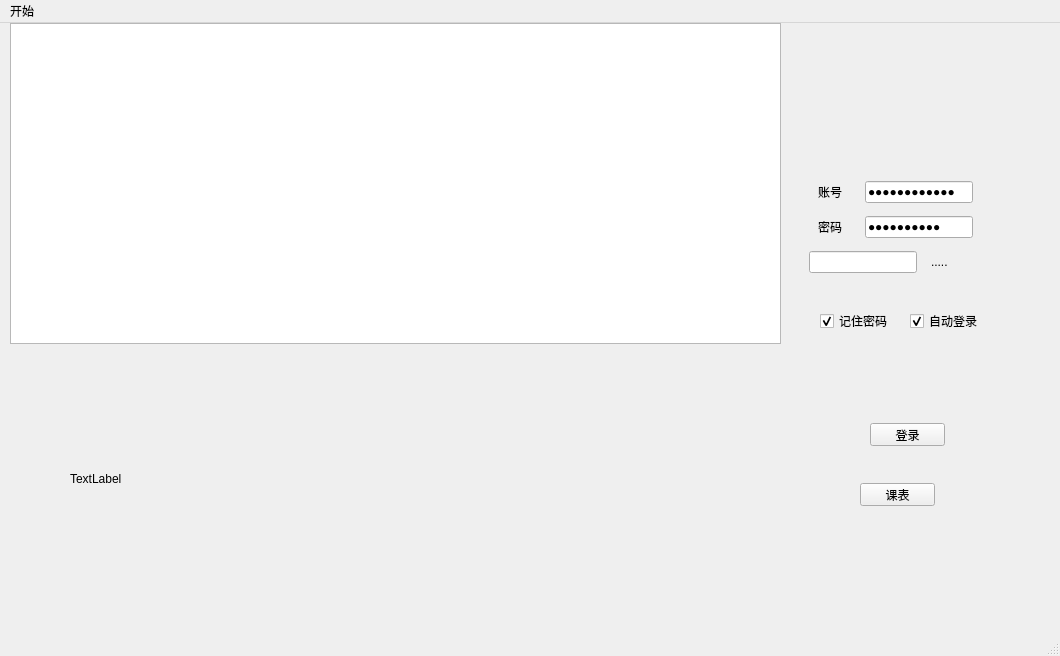
This is Qt-Zhku-Client/zhkuclientmain.ui in yujiecong/Qt-Zhku-Client as Qt 5 draws it before an edit. The edited form follows.
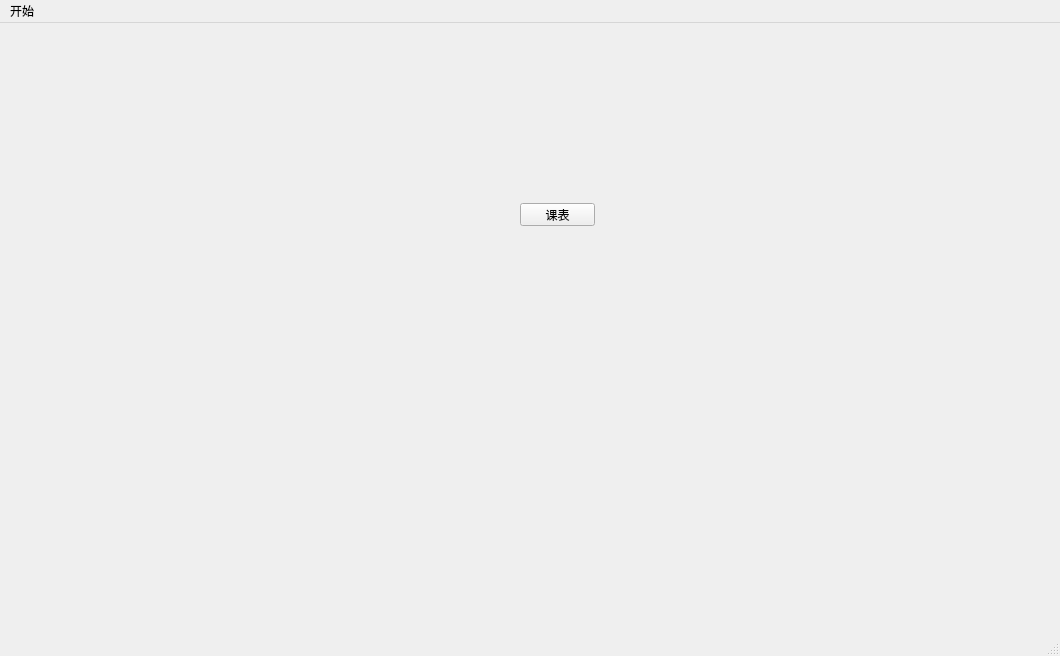
This is the edited form.

What changed in the file:
```diff
--- a/Qt-Zhku-Client/zhkuclientmain.ui
+++ b/Qt-Zhku-Client/zhkuclientmain.ui
@@ -14,180 +14,11 @@
    <string>ZhkuClientMain</string>
   </property>
   <widget class="QWidget" name="centralWidget">
-   <widget class="QTextBrowser" name="textBrowser">
-    <property name="geometry">
-     <rect>
-      <x>10</x>
-      <y>0</y>
-      <width>771</width>
-      <height>321</height>
-     </rect>
-    </property>
-   </widget>
-   <widget class="QPushButton" name="LoginButton">
-    <property name="geometry">
-     <rect>
-      <x>870</x>
-      <y>400</y>
-      <width>75</width>
-      <height>23</height>
-     </rect>
-    </property>
-    <property name="text">
-     <string>登录</string>
-    </property>
-   </widget>
-   <widget class="QWidget" name="layoutWidget">
-    <property name="geometry">
-     <rect>
-      <x>790</x>
-      <y>140</y>
-      <width>211</width>
-      <height>131</height>
-     </rect>
-    </property>
-    <layout class="QVBoxLayout" name="verticalLayout">
-     <item>
-      <layout class="QHBoxLayout" name="horizontalLayout">
-       <item>
-        <widget class="QLabel" name="label">
-         <property name="sizePolicy">
-          <sizepolicy hsizetype="Fixed" vsizetype="Preferred">
-           <horstretch>0</horstretch>
-           <verstretch>0</verstretch>
-          </sizepolicy>
-         </property>
-         <property name="text">
-          <string>账号</string>
-         </property>
-        </widget>
-       </item>
-       <item>
-        <widget class="QLineEdit" name="accountInput">
-         <property name="sizePolicy">
-          <sizepolicy hsizetype="Fixed" vsizetype="Fixed">
-           <horstretch>0</horstretch>
-           <verstretch>0</verstretch>
-          </sizepolicy>
-         </property>
-         <property name="text">
-          <string>201810224331</string>
-         </property>
-         <property name="echoMode">
-          <enum>QLineEdit::Password</enum>
-         </property>
-        </widget>
-       </item>
-      </layout>
-     </item>
-     <item>
-      <layout class="QHBoxLayout" name="horizontalLayout_2">
-       <item>
-        <widget class="QLabel" name="label_2">
-         <property name="sizePolicy">
-          <sizepolicy hsizetype="Fixed" vsizetype="Preferred">
-           <horstretch>0</horstretch>
-           <verstretch>0</verstretch>
-          </sizepolicy>
-         </property>
-         <property name="text">
-          <string>密码</string>
-         </property>
-        </widget>
-       </item>
-       <item>
-        <widget class="QLineEdit" name="pwdInput">
-         <property name="sizePolicy">
-          <sizepolicy hsizetype="Fixed" vsizetype="Fixed">
-           <horstretch>0</horstretch>
-           <verstretch>0</verstretch>
-          </sizepolicy>
-         </property>
-         <property name="text">
-          <string>yujiecong1</string>
-         </property>
-         <property name="echoMode">
-          <enum>QLineEdit::Password</enum>
-         </property>
-        </widget>
-       </item>
-      </layout>
-     </item>
-     <item>
-      <layout class="QHBoxLayout" name="horizontalLayout_3">
-       <item>
-        <widget class="QLineEdit" name="codeInput">
-         <property name="sizePolicy">
-          <sizepolicy hsizetype="Fixed" vsizetype="Fixed">
-           <horstretch>0</horstretch>
-           <verstretch>0</verstretch>
-          </sizepolicy>
-         </property>
-        </widget>
-       </item>
-       <item>
-        <widget class="QLabel" name="codeLabel">
-         <property name="minimumSize">
-          <size>
-           <width>50</width>
-           <height>20</height>
-          </size>
-         </property>
-         <property name="maximumSize">
-          <size>
-           <width>50</width>
-           <height>20</height>
-          </size>
-         </property>
-         <property name="text">
-          <string>.....</string>
-         </property>
-         <property name="scaledContents">
-          <bool>true</bool>
-         </property>
-        </widget>
-       </item>
-      </layout>
-     </item>
-    </layout>
-   </widget>
-   <widget class="QCheckBox" name="checkBox">
-    <property name="geometry">
-     <rect>
-      <x>910</x>
-      <y>290</y>
-      <width>71</width>
-      <height>16</height>
-     </rect>
-    </property>
-    <property name="text">
-     <string>自动登录</string>
-    </property>
-    <property name="checked">
-     <bool>true</bool>
-    </property>
-   </widget>
-   <widget class="QCheckBox" name="checkBox_2">
-    <property name="geometry">
-     <rect>
-      <x>820</x>
-      <y>290</y>
-      <width>71</width>
-      <height>16</height>
-     </rect>
-    </property>
-    <property name="text">
-     <string>记住密码</string>
-    </property>
-    <property name="checked">
-     <bool>true</bool>
-    </property>
-   </widget>
    <widget class="QPushButton" name="curriculumButton">
     <property name="geometry">
      <rect>
-      <x>860</x>
-      <y>460</y>
+      <x>520</x>
+      <y>180</y>
       <width>75</width>
       <height>23</height>
      </rect>
@@ -196,19 +27,6 @@
      <string>课表</string>
     </property>
    </widget>
-   <widget class="QLabel" name="curriculumLabel">
-    <property name="geometry">
-     <rect>
-      <x>70</x>
-      <y>340</y>
-      <width>661</width>
-      <height>231</height>
-     </rect>
-    </property>
-    <property name="text">
-     <string>TextLabel</string>
-    </property>
-   </widget>
   </widget>
   <widget class="QStatusBar" name="statusBar"/>
   <widget class="QMenuBar" name="menuBar">
```
